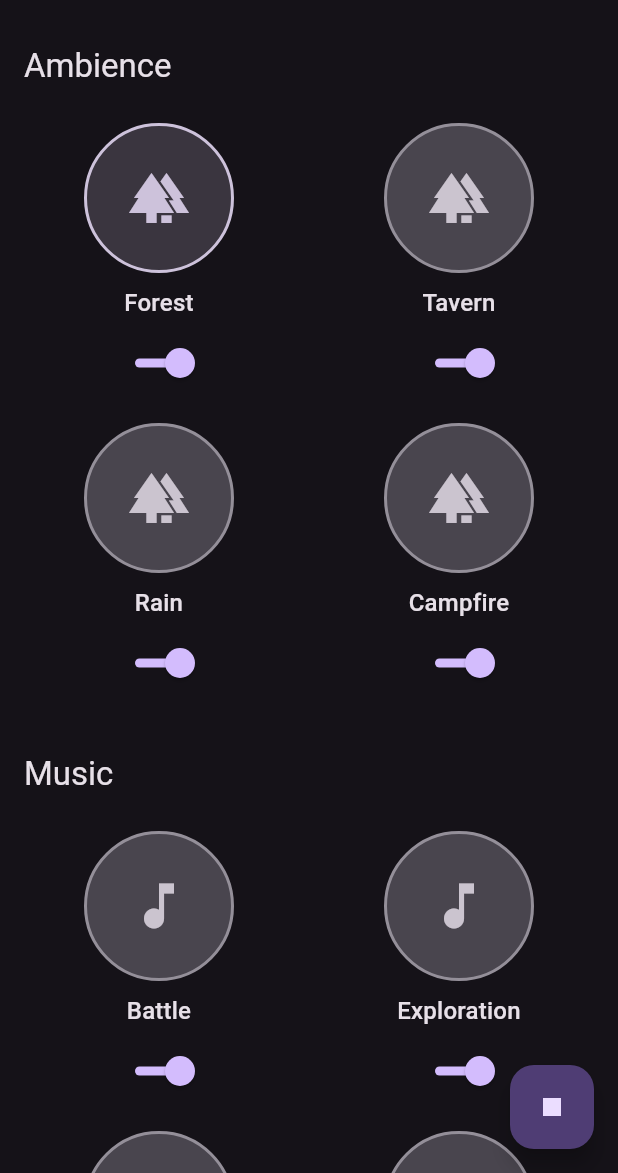
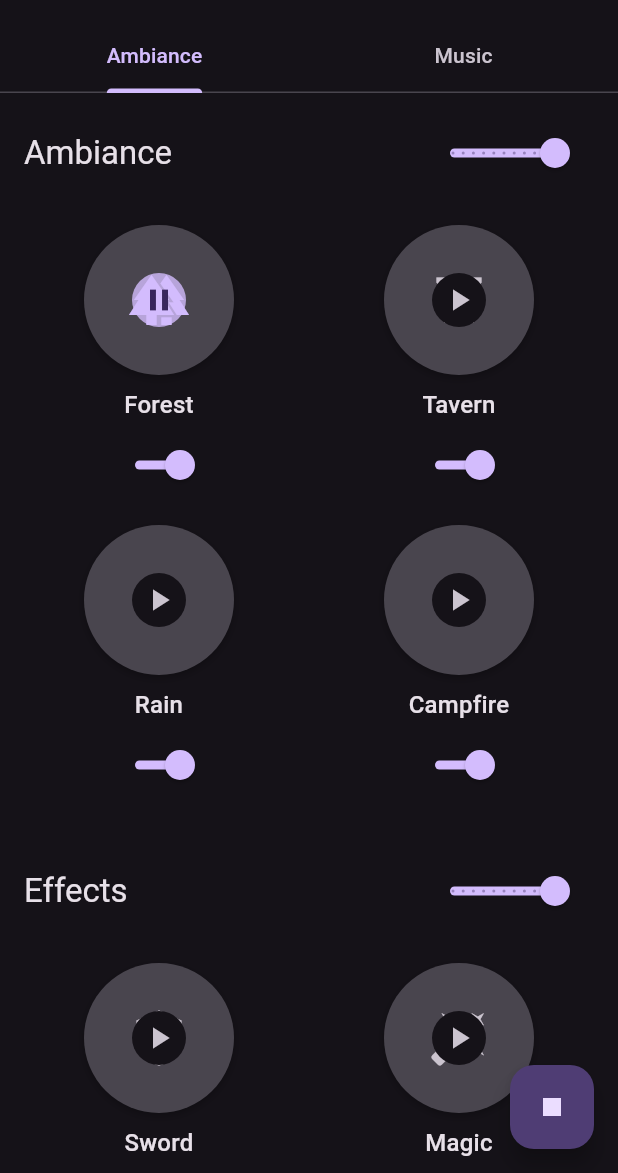
Before and after one commit to enzoRam1rez/soundforge, a Flutter app: the screen it shows after launch, after a tap on the "forest" icon, on a phone screen of 412 x 824 dp, the part 63-1236 px from its top. Run offline on Flutter 3.47's test engine with Material 3 defaults, Android fonts, the light colour scheme and no system bars; our stand-ins replace just_audio, just_audio_background.

Commit message:
Revamp UI with category volume controls

```diff
--- a/lib/screens/home_screen.dart
+++ b/lib/screens/home_screen.dart
@@ -12,36 +12,43 @@ class HomeScreen extends StatefulWidget {
   State<HomeScreen> createState() => _HomeScreenState();
 }
 
-class _HomeScreenState extends State<HomeScreen> {
-  final List<String> _categories = ['Ambience', 'Music', 'Effects'];
+class _HomeScreenState extends State<HomeScreen>
+    with SingleTickerProviderStateMixin {
+  late TabController _tabController;
+
+  final Map<String, List<String>> _categoryGroups = {
+    'Ambiance': ['Ambiance', 'Effects'],
+    'Music': ['Music'],
+  };
+
   final Map<String, List<Sound>> _sounds = {
-    'Ambience': [
+    'Ambiance': [
       Sound(
         id: 'forest',
         name: 'Forest',
         assetPath: 'assets/audio/ambience/forest.mp3',
-        category: 'Ambience',
+        category: 'Ambiance',
         loop: true,
       ),
       Sound(
         id: 'tavern',
         name: 'Tavern',
         assetPath: 'assets/audio/ambience/tavern.mp3',
-        category: 'Ambience',
+        category: 'Ambiance',
         loop: true,
       ),
       Sound(
         id: 'rain',
         name: 'Rain',
         assetPath: 'assets/audio/ambience/rain.mp3',
-        category: 'Ambience',
+        category: 'Ambiance',
         loop: true,
       ),
       Sound(
         id: 'campfire',
         name: 'Campfire',
         assetPath: 'assets/audio/ambience/campfire.mp3',
-        category: 'Ambience',
+        category: 'Ambiance',
         loop: true,
       ),
     ],
@@ -107,41 +114,93 @@ class _HomeScreenState extends State<HomeScreen> {
     ],
   };
 
+  @override
+  void initState() {
+    super.initState();
+    _tabController = TabController(length: _categoryGroups.keys.length, vsync: this);
+  }
+
+  @override
+  void dispose() {
+    _tabController.dispose();
+    super.dispose();
+  }
+
 
   @override
   Widget build(BuildContext context) {
-    return Scaffold(
-      appBar: AppBar(
-        title: const Text('SoundForge'),
-        centerTitle: true,
+    return DefaultTabController(
+      length: _categoryGroups.keys.length,
+      child: Scaffold(
+        appBar: AppBar(
+          title: const Text('SoundForge'),
+          centerTitle: true,
+          bottom: TabBar(
+            controller: _tabController,
+            tabs: _categoryGroups.keys
+                .map((g) => Tab(text: g))
+                .toList(),
+          ),
+        ),
+        body: TabBarView(
+          controller: _tabController,
+          children: _categoryGroups.keys.map((group) {
+            final categories = _categoryGroups[group]!;
+            return ListView(
+              padding: const EdgeInsets.only(top: 16, bottom: 80),
+              children:
+                  categories.map((c) => _buildCategorySection(context, c)).toList(),
+            );
+          }).toList(),
+        ),
+        floatingActionButton: FloatingActionButton(
+          onPressed: () {
+            context.read<AudioPlayerService>().stopAllSounds();
+          },
+          child: const Icon(Icons.stop),
+        ),
       ),
-      body: ListView(
-        padding: const EdgeInsets.only(top: 16, bottom: 80),
-        children: _categories.map((category) {
-          return Padding(
-            padding: const EdgeInsets.only(bottom: 24.0),
-            child: Column(
-              crossAxisAlignment: CrossAxisAlignment.start,
+    );
+  }
+
+  Widget _buildCategorySection(BuildContext context, String category) {
+    final sounds = _sounds[category] ?? [];
+    final volume = context.watch<AudioPlayerService>().getCategoryVolume(category);
+    return Padding(
+      padding: const EdgeInsets.only(bottom: 24.0),
+      child: Column(
+        crossAxisAlignment: CrossAxisAlignment.start,
+        children: [
+          Padding(
+            padding: const EdgeInsets.symmetric(horizontal: 16.0),
+            child: Row(
               children: [
-                Padding(
-                  padding: const EdgeInsets.symmetric(horizontal: 16.0),
+                Expanded(
                   child: Text(
                     category,
                     style: Theme.of(context).textTheme.titleLarge,
                   ),
                 ),
-                const SizedBox(height: 8),
-                SoundGrid(sounds: _sounds[category] ?? []),
+                SizedBox(
+                  width: 120,
+                  child: Slider(
+                    value: volume,
+                    min: 0.0,
+                    max: 1.0,
+                    divisions: 10,
+                    onChanged: (val) {
+                      context
+                          .read<AudioPlayerService>()
+                          .setCategoryVolume(category, val);
+                    },
+                  ),
+                ),
               ],
             ),
-          );
-        }).toList(),
-      ),
-      floatingActionButton: FloatingActionButton(
-        onPressed: () {
-          context.read<AudioPlayerService>().stopAllSounds();
-        },
-        child: const Icon(Icons.stop),
+          ),
+          const SizedBox(height: 8),
+          SoundGrid(sounds: sounds),
+        ],
       ),
     );
   }
--- a/lib/services/audio_player_service.dart
+++ b/lib/services/audio_player_service.dart
@@ -6,6 +6,14 @@ import 'package:flutter/foundation.dart';
 
 class AudioPlayerService extends ChangeNotifier {
   final Map<String, AudioPlayer> _activePlayers = {};
+  final Map<String, Sound> _activeSounds = {};
+  final Map<String, double> _soundVolumes = {};
+  final Map<String, double> _categoryVolumes = {
+    'Ambiance': 1.0,
+    'Music': 1.0,
+    'Effects': 1.0,
+  };
+
   final AudioPlayer _backgroundPlayer = AudioPlayer();
 
   Future<void> _fadeVolume(
@@ -29,6 +37,8 @@ class AudioPlayerService extends ChangeNotifier {
 
     final player = AudioPlayer();
     _activePlayers[sound.id] = player;
+    _activeSounds[sound.id] = sound;
+    _soundVolumes[sound.id] = sound.volume;
 
     try {
       await player.setAudioSource(
@@ -55,7 +65,9 @@ class AudioPlayerService extends ChangeNotifier {
         }
       });
 
-      _fadeVolume(player, 0.0, sound.volume, const Duration(seconds: 1));
+      final targetVolume =
+          sound.volume * (_categoryVolumes[sound.category] ?? 1.0);
+      _fadeVolume(player, 0.0, targetVolume, const Duration(seconds: 1));
     } catch (e) {
       debugPrint('Error playing sound: $e');
       _disposePlayer(sound.id);
@@ -75,11 +87,29 @@ class AudioPlayerService extends ChangeNotifier {
     }
   }
 
-  Future<void> setVolume(String soundId, double volume) async {
+  Future<void> setSoundVolume(String soundId, double volume) async {
     final player = _activePlayers[soundId];
-    if (player != null) {
-      await player.setVolume(volume);
+    _soundVolumes[soundId] = volume;
+    final sound = _activeSounds[soundId];
+    if (player != null && sound != null) {
+      final catVolume = _categoryVolumes[sound.category] ?? 1.0;
+      await player.setVolume(volume * catVolume);
     }
+  }
+
+  double getCategoryVolume(String category) =>
+      _categoryVolumes[category] ?? 1.0;
+
+  Future<void> setCategoryVolume(String category, double volume) async {
+    _categoryVolumes[category] = volume;
+    for (var entry in _activePlayers.entries) {
+      final sound = _activeSounds[entry.key];
+      if (sound != null && sound.category == category) {
+        final soundVol = _soundVolumes[entry.key] ?? 1.0;
+        await entry.value.setVolume(soundVol * volume);
+      }
+    }
+    notifyListeners();
   }
 
   Future<void> stopAllSounds() async {
@@ -93,6 +123,8 @@ class AudioPlayerService extends ChangeNotifier {
     if (player != null) {
       player.dispose();
       _activePlayers.remove(soundId);
+      _activeSounds.remove(soundId);
+      _soundVolumes.remove(soundId);
     }
   }
 
--- a/lib/widgets/sound_grid.dart
+++ b/lib/widgets/sound_grid.dart
@@ -78,23 +78,39 @@ class _SoundButtonState extends State<SoundButton> {
             width: 100,
             height: 100,
             decoration: BoxDecoration(
-              color: _isPlaying
-                  ? Theme.of(context).colorScheme.secondary.withOpacity(0.2)
-                  : Theme.of(context).colorScheme.surfaceVariant,
+              color: Theme.of(context).colorScheme.surfaceVariant,
               shape: BoxShape.circle,
-              border: Border.all(
-                color: _isPlaying
-                    ? Theme.of(context).colorScheme.secondary
-                    : Theme.of(context).colorScheme.outline,
-                width: 2,
-              ),
+              boxShadow: const [
+                BoxShadow(color: Colors.black26, blurRadius: 4, offset: Offset(0, 2)),
+              ],
             ),
-            child: Icon(
-              _getIconForCategory(widget.sound.category),
-              size: 40,
-              color: _isPlaying
-                  ? Theme.of(context).colorScheme.secondary
-                  : Theme.of(context).colorScheme.onSurfaceVariant,
+            child: Stack(
+              alignment: Alignment.center,
+              children: [
+                Icon(
+                  _getIconForSound(widget.sound.id),
+                  size: 40,
+                  color: _isPlaying
+                      ? Theme.of(context).colorScheme.primary
+                      : Theme.of(context).colorScheme.onSurfaceVariant,
+                ),
+                Container(
+                  width: 36,
+                  height: 36,
+                  decoration: BoxDecoration(
+                    color: _isPlaying
+                        ? Theme.of(context).colorScheme.primary.withOpacity(0.8)
+                        : Theme.of(context).colorScheme.surface,
+                    shape: BoxShape.circle,
+                  ),
+                  child: Icon(
+                    _isPlaying ? Icons.pause : Icons.play_arrow,
+                    color: _isPlaying
+                        ? Theme.of(context).colorScheme.onPrimary
+                        : Theme.of(context).colorScheme.onSurfaceVariant,
+                  ),
+                ),
+              ],
             ),
           ),
         ),
@@ -120,10 +136,9 @@ class _SoundButtonState extends State<SoundButton> {
               setState(() {
                 _volume = value;
               });
-              context.read<AudioPlayerService>().setVolume(
-                    widget.sound.id,
-                    value,
-                  );
+              context
+                  .read<AudioPlayerService>()
+                  .setSoundVolume(widget.sound.id, value);
             },
           ),
         ),
@@ -131,14 +146,32 @@ class _SoundButtonState extends State<SoundButton> {
     );
   }
 
-  IconData _getIconForCategory(String category) {
-    switch (category.toLowerCase()) {
-      case 'ambience':
+  IconData _getIconForSound(String id) {
+    switch (id) {
+      case 'forest':
         return Icons.forest;
-      case 'music':
-        return Icons.music_note;
-      case 'effects':
-        return Icons.bolt;
+      case 'tavern':
+        return Icons.local_bar;
+      case 'rain':
+        return Icons.water_drop;
+      case 'campfire':
+        return Icons.local_fire_department;
+      case 'battle':
+        return Icons.sports_martial_arts;
+      case 'exploration':
+        return Icons.travel_explore;
+      case 'calm':
+        return Icons.self_improvement;
+      case 'mystery':
+        return Icons.visibility;
+      case 'sword':
+        return Icons.security;
+      case 'magic':
+        return Icons.auto_fix_high;
+      case 'door':
+        return Icons.meeting_room;
+      case 'explosion':
+        return Icons.whatshot;
       default:
         return Icons.audiotrack;
     }
```
